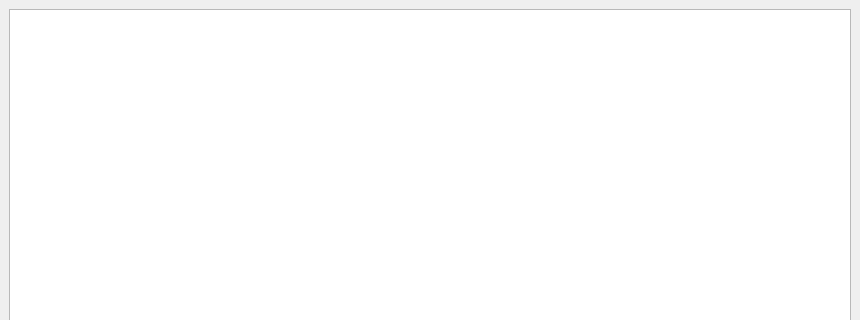
Qt form qGitFilterBranch/main_window.ui (mike-perdide/gitbuster) before a commit; both pictures show x 0 to 860 and y 0 to 320 of the 860 by 610 pixel window.
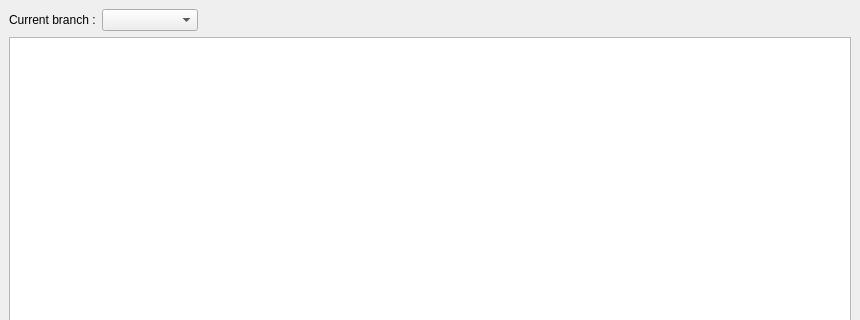
The same form after that commit.

Commit message: Adding a comboBox for the selection of the displayed branch.

Diff of the .ui file:
```diff
--- a/qGitFilterBranch/main_window.ui
+++ b/qGitFilterBranch/main_window.ui
@@ -18,7 +18,7 @@
     <item row="0" column="0" colspan="4">
      <layout class="QGridLayout" name="checkboxLayout"/>
     </item>
-    <item row="1" column="0" colspan="4">
+    <item row="2" column="0" colspan="4">
      <widget class="QTableView" name="tableView">
       <attribute name="horizontalHeaderStretchLastSection">
        <bool>true</bool>
@@ -34,7 +34,7 @@
       </attribute>
      </widget>
     </item>
-    <item row="8" column="0">
+    <item row="9" column="0">
      <widget class="QPushButton" name="toggleModificationsButton">
       <property name="maximumSize">
        <size>
@@ -47,7 +47,7 @@
       </property>
      </widget>
     </item>
-    <item row="8" column="1" colspan="2">
+    <item row="9" column="1" colspan="2">
      <spacer name="horizontalSpacer_3">
       <property name="orientation">
        <enum>Qt::Horizontal</enum>
@@ -60,7 +60,7 @@
       </property>
      </spacer>
     </item>
-    <item row="3" column="0" colspan="2">
+    <item row="4" column="0" colspan="2">
      <layout class="QGridLayout" name="gridLayout_2">
       <item row="0" column="0">
        <widget class="QCheckBox" name="mergeCheckBox">
@@ -74,7 +74,7 @@
       </item>
      </layout>
     </item>
-    <item row="8" column="3">
+    <item row="9" column="3">
      <layout class="QGridLayout" name="gridLayout_3">
       <item row="0" column="1">
        <widget class="QPushButton" name="applyButton">
@@ -117,7 +117,7 @@
       </item>
      </layout>
     </item>
-    <item row="3" column="3">
+    <item row="4" column="3">
      <widget class="QProgressBar" name="progressBar">
       <property name="value">
        <number>0</number>
@@ -127,7 +127,7 @@
       </property>
      </widget>
     </item>
-    <item row="3" column="2">
+    <item row="4" column="2">
      <spacer name="horizontalSpacer">
       <property name="orientation">
        <enum>Qt::Horizontal</enum>
@@ -140,7 +140,7 @@
       </property>
      </spacer>
     </item>
-    <item row="4" column="0" colspan="4">
+    <item row="5" column="0" colspan="4">
      <widget class="QGroupBox" name="groupBox">
       <property name="title">
        <string>Filters</string>
@@ -321,6 +321,46 @@
       </layout>
      </widget>
     </item>
+    <item row="1" column="1" colspan="3">
+     <spacer name="horizontalSpacer_4">
+      <property name="orientation">
+       <enum>Qt::Horizontal</enum>
+      </property>
+      <property name="sizeHint" stdset="0">
+       <size>
+        <width>40</width>
+        <height>20</height>
+       </size>
+      </property>
+     </spacer>
+    </item>
+    <item row="1" column="0">
+     <layout class="QGridLayout" name="gridLayout_5" columnstretch="0,1,1">
+      <item row="0" column="0">
+       <widget class="QLabel" name="currentBranchLabel">
+        <property name="text">
+         <string>Current branch :</string>
+        </property>
+       </widget>
+      </item>
+      <item row="0" column="1">
+       <widget class="QComboBox" name="currentBranchComboBox"/>
+      </item>
+      <item row="0" column="2">
+       <spacer name="horizontalSpacer_5">
+        <property name="orientation">
+         <enum>Qt::Horizontal</enum>
+        </property>
+        <property name="sizeHint" stdset="0">
+         <size>
+          <width>20</width>
+          <height>20</height>
+         </size>
+        </property>
+       </spacer>
+      </item>
+     </layout>
+    </item>
    </layout>
   </widget>
  </widget>
```
